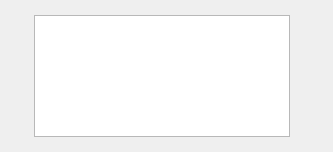
Above: alert.ui from Phillss/SAR-zkjr before the change. Below: the same form after it.
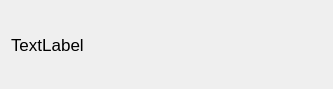
That is the form after the change.

Patch:
```diff
--- a/alert.ui
+++ b/alert.ui
@@ -7,28 +7,26 @@
     <x>0</x>
     <y>0</y>
     <width>333</width>
-    <height>152</height>
+    <height>89</height>
    </rect>
   </property>
   <property name="windowTitle">
    <string>Dialog</string>
   </property>
-  <widget class="QPlainTextEdit" name="alertMessage">
-   <property name="geometry">
-    <rect>
-     <x>34</x>
-     <y>15</y>
-     <width>256</width>
-     <height>122</height>
-    </rect>
-   </property>
-   <property name="readOnly">
-    <bool>true</bool>
-   </property>
-   <property name="overwriteMode">
-    <bool>true</bool>
-   </property>
-  </widget>
+  <layout class="QVBoxLayout" name="verticalLayout">
+   <item>
+    <widget class="QLabel" name="label">
+     <property name="font">
+      <font>
+       <pointsize>13</pointsize>
+      </font>
+     </property>
+     <property name="text">
+      <string>TextLabel</string>
+     </property>
+    </widget>
+   </item>
+  </layout>
  </widget>
  <resources/>
  <connections/>
```
